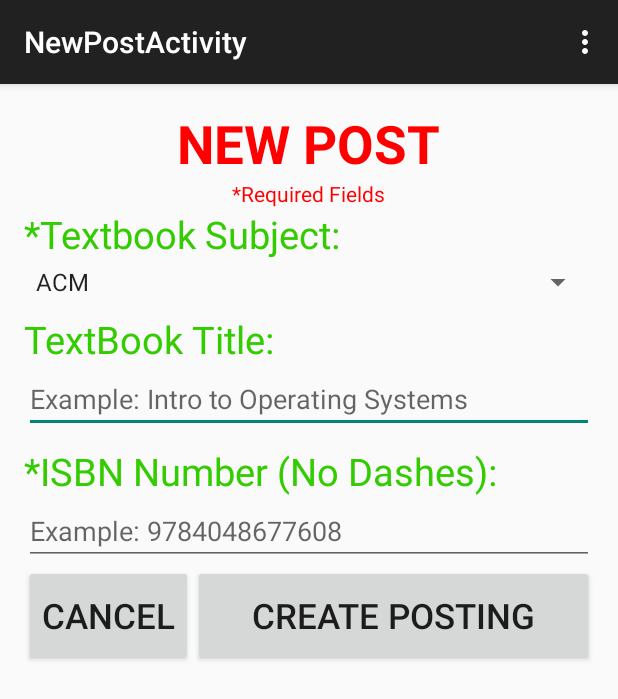
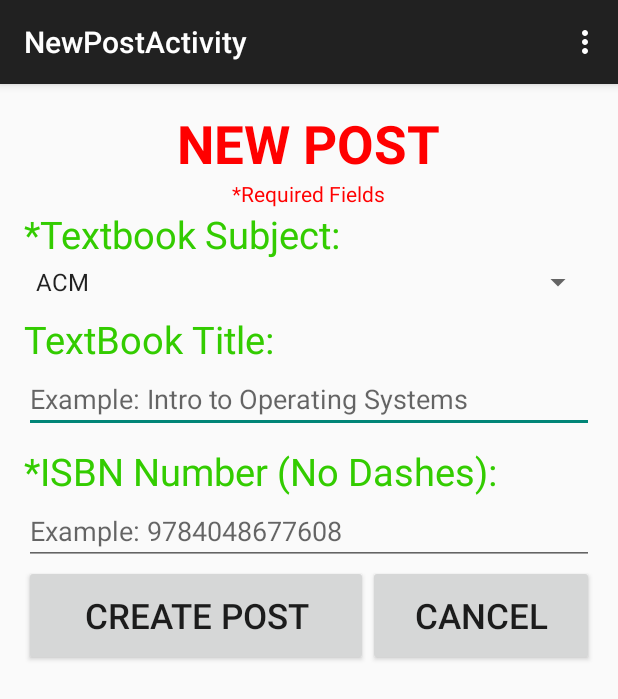
Before and after one commit to MandLRPG/ICS466APP, an Android app: the NewPostActivity screen opened directly, with no data from a screen before it, on a phone screen of 412 x 824 dp. Shown: the top 699 px of the screen. Run offline under Robolectric (Android 15) with nearby library versions, the phone set to English and light mode, and no system bars.

Commit message:
Buttons on new post now scale to roughly 6-4 ratio Hardcoded strings changed to use string attributes

```diff
--- a/app/src/main/res/layout/activity_new_post.xml
+++ b/app/src/main/res/layout/activity_new_post.xml
@@ -19,7 +19,7 @@
                 android:layout_width="wrap_content"
                 android:layout_height="wrap_content"
                 android:textAppearance="?android:attr/textAppearanceMedium"
-                android:text="NEW POST"
+                android:text="@string/new_post"
                 android:id="@+id/textView"
                 android:textStyle="bold"
                 android:textColor="#FF0000"
@@ -30,7 +30,7 @@
                 android:layout_width="wrap_content"
                 android:layout_height="wrap_content"
                 android:textAppearance="?android:attr/textAppearanceSmall"
-                android:text="*Required Fields"
+                android:text="@string/required_text"
                 android:id="@+id/requiredText"
                 android:textSize="14sp"
                 android:layout_below="@+id/textView"
@@ -41,7 +41,7 @@
                 android:layout_width="wrap_content"
                 android:layout_height="wrap_content"
                 android:textAppearance="?android:attr/textAppearanceSmall"
-                android:text="*Textbook Subject:"
+                android:text="@string/subject_text"
                 android:id="@+id/selectSubject"
                 android:textSize="25sp"
                 android:layout_below="@+id/requiredText"
@@ -60,7 +60,7 @@
                 android:layout_width="wrap_content"
                 android:layout_height="wrap_content"
                 android:textAppearance="?android:attr/textAppearanceSmall"
-                android:text="TextBook Title:"
+                android:text="@string/title_text"
                 android:id="@+id/titleText"
                 android:textSize="25sp"
                 android:layout_below="@+id/subjectSpinner"
@@ -69,7 +69,7 @@
             <EditText
                 android:layout_width="match_parent"
                 android:layout_height="wrap_content"
-                android:hint="Example: Intro to Operating Systems"
+                android:hint="@string/title_hint"
                 android:id="@+id/enterTxtBook"
                 android:layout_below="@+id/titleText" />
 
@@ -78,7 +78,7 @@
                 android:layout_width="wrap_content"
                 android:layout_height="wrap_content"
                 android:textAppearance="?android:attr/textAppearanceSmall"
-                android:text="*ISBN Number (No Dashes):"
+                android:text="@string/isbn_text"
                 android:id="@+id/textISBN"
                 android:textSize="25sp"
                 android:layout_below="@+id/enterTxtBook"
@@ -88,30 +88,33 @@
                 android:layout_width="match_parent"
                 android:layout_height="wrap_content"
                 android:inputType="number"
-                android:hint="Example: 9784048677608"
+                android:hint="@string/isbn_hint"
                 android:id="@+id/enterISBN"
                 android:layout_below="@+id/textISBN" />
 
-            <Button
-                android:layout_width="wrap_content"
+            <LinearLayout
+                android:orientation="horizontal"
+                android:layout_width="match_parent"
                 android:layout_height="67sp"
-                android:textSize="23sp"
-                android:text="Create Posting"
-                android:id="@+id/postButton"
-                android:layout_below="@id/enterISBN"
-                android:layout_toRightOf="@+id/cancelButton"
-                android:layout_alignParentRight="true"
-                android:layout_alignParentEnd="true"/>
+                android:layout_below="@+id/enterISBN">
 
-            <Button
-                android:layout_width="wrap_content"
-                android:layout_height="67sp"
-                android:textSize="23sp"
-                android:text="Cancel"
-                android:id="@+id/cancelButton"
-                android:layout_below="@id/enterISBN"
-                android:layout_alignParentLeft="true"
-                android:layout_alignParentStart="true"/>
+                <Button
+                    android:layout_width="0dp"
+                    android:layout_height="match_parent"
+                    android:textSize="23sp"
+                    android:text="@string/create_post"
+                    android:id="@+id/postButton"
+                    android:layout_weight="0.605"/>
+
+                <Button
+                    android:layout_width="0dp"
+                    android:layout_height="match_parent"
+                    android:textSize="23sp"
+                    android:text="@string/cancel"
+                    android:id="@+id/cancelButton"
+                    android:layout_weight="0.395"/>
+
+            </LinearLayout>
 
         </RelativeLayout>
 
--- a/app/src/main/res/values/strings.xml
+++ b/app/src/main/res/values/strings.xml
@@ -2,14 +2,24 @@
 <resources>
 
     <string name="app_name">ICS466APP</string>
-    <string name="hello_world">Hello world!</string>
     <string name="action_settings">Settings</string>
     <string name="title_activity_account_page">AccountPageActivity</string>
+    <string name="title_activity_page_details">PageDetailsActivity</string>
     <string name="title_activity_new_post">NewPostActivity</string>
-    <string name="hint_text">SEARCH...</string>
+    <string name="hint_text">SEARCH&#8230;</string>
     <string name="description">DESCRIPTION</string>
+
     <string name="my_account">MY ACCOUNT</string>
     <string name="new_post">NEW POST</string>
+
+    <string name="required_text">*Required Fields</string>
+    <string name="subject_text">*Textbook Subject:</string>
+    <string name="title_text">TextBook Title:</string>
+    <string name="title_hint">Example: Intro to Operating Systems</string>
+    <string name="isbn_text">*ISBN Number (No Dashes):</string>
+    <string name="isbn_hint">Example: 9784048677608</string>
+    <string name="cancel">Cancel</string>
+    <string name="create_post">Create Post</string>
 
     <string-array name="class_list">
         <item>ACM</item>
@@ -54,6 +64,5 @@
         <item>ICS</item>
         <item>OTHER</item>
     </string-array>
-    <string name="title_activity_page_details">PageDetailsActivity</string>
 
 </resources>
```
